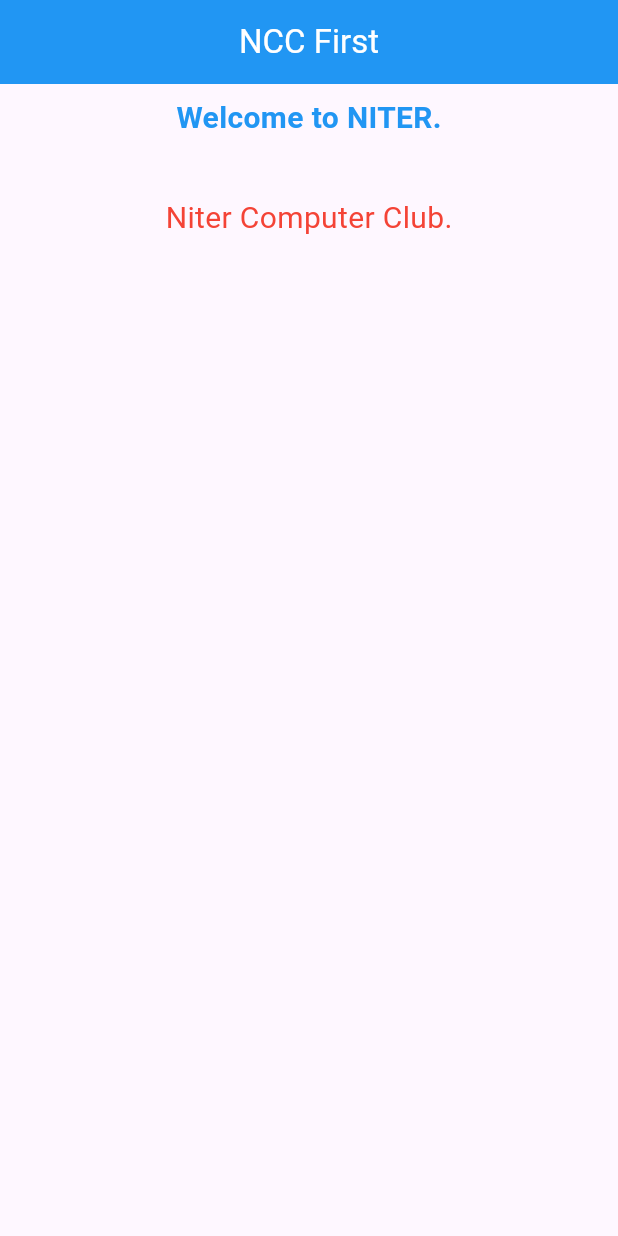
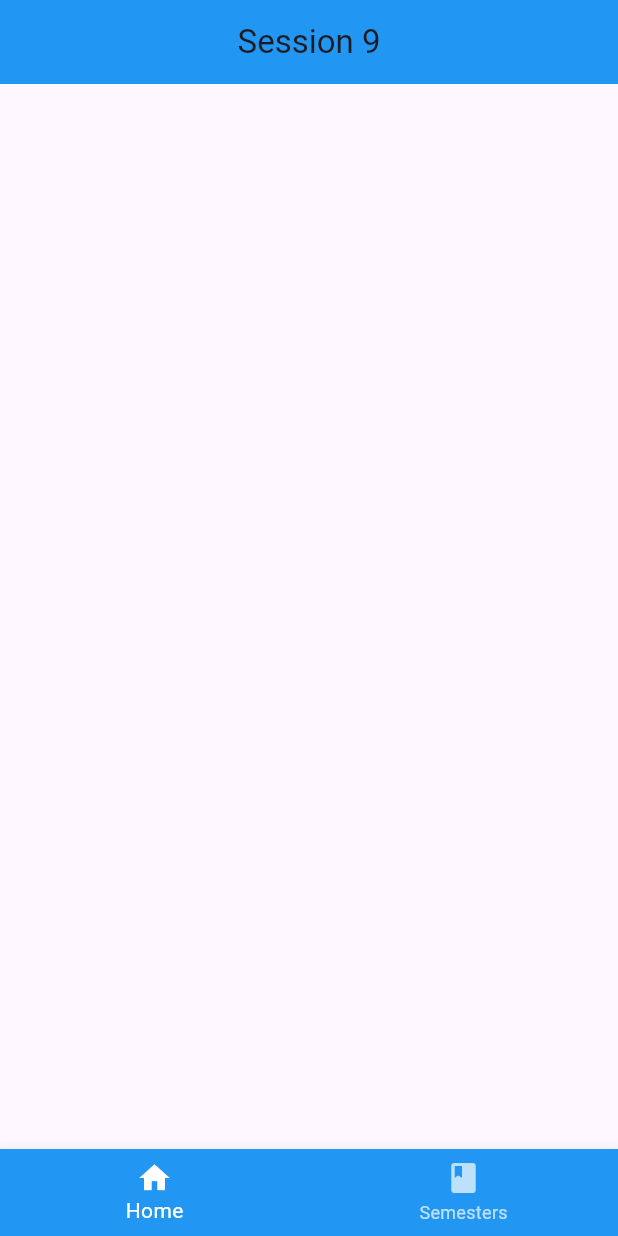
Before and after one commit to santo-bot/flutter_ncc_demo, a Flutter app: the screen it shows after launch, on a phone screen of 412 x 824 dp. Run offline on Flutter 3.47's test engine with Material 3 defaults, Android fonts, the phone set to English and light mode, and no system bars.

Commit message:
Initial commit – adding Flutter NCC demo

```diff
--- a/lib/main.dart
+++ b/lib/main.dart
@@ -1,9 +1,12 @@
 import 'package:flutter/cupertino.dart';
 import 'package:flutter/material.dart';
+import 'package:ncc_first/pages/HomePage.dart';
+
 
 void main(){
   runApp(MyApp());
 }
+
 
 class MyApp extends StatelessWidget{
   @override
@@ -15,50 +18,5 @@
     );
   }
 
-}
-
-class HomePage extends StatelessWidget{
-  @override
-  Widget build(BuildContext context) {
-    // TODO: implement build
-    return Scaffold(
-      appBar: AppBar(
-      title: Text("NCC First",style: TextStyle(
-        color: Colors.white,
-      ),),
-      centerTitle: true,
-      backgroundColor: Colors.blue,
-    ),
-
-      body: Column(
-        children: [
-          Padding(
-            padding: const EdgeInsets.all(8),
-            child: Center(
-              child: Text("Welcome to NITER." ,style: TextStyle(
-                fontSize: 20,
-                fontWeight: FontWeight.bold,
-                color: Colors.blue,
-              ),
-              ),
-            ),
-          ),
-
-          SizedBox(height: 30,),
-
-          Text("Niter Computer Club.",style: TextStyle(
-            fontSize: 20,
-            color: Colors.red,
-          ),),
-
-
-        ],
-      ),
-
-
-
-    );
-
-  }
 
 }
--- /dev/null
+++ b/lib/pages/DisplayHomePage.dart
@@ -0,0 +1,12 @@
+import 'package:flutter/cupertino.dart';
+import 'package:flutter/material.dart';
+
+class DisplayHomePage extends StatelessWidget{
+  @override
+  Widget build(BuildContext context) {
+    // TODO: implement build
+    return Scaffold(
+
+    );
+  }
+}
--- /dev/null
+++ b/lib/pages/HomePage.dart
@@ -0,0 +1,51 @@
+import 'package:flutter/material.dart';
+
+import 'DisplayHomePage.dart';
+import 'SemesterPagee.dart';
+
+
+class HomePage extends StatelessWidget {
+  const HomePage({super.key});
+
+  @override
+  Widget build(BuildContext context) {
+    return Scaffold(
+      appBar: AppBar(
+        title: const Text("Session 9"),
+        centerTitle: true,
+        backgroundColor: Colors.blue,
+      ),
+body: DisplayHomePage(),
+
+
+      bottomNavigationBar: BottomNavigationBar(
+        backgroundColor: Colors.blue,
+        selectedItemColor: Colors.white,
+        unselectedItemColor: Colors.white70,
+        items: const [
+          BottomNavigationBarItem(
+            icon: Icon(Icons.home),
+            label: "Home",
+          ),
+          BottomNavigationBarItem(
+            icon: Icon(Icons.book),
+            label: "Semesters",
+          ),
+        ],
+        onTap: (index) {
+          if (index == 0) {
+            ScaffoldMessenger.of(context).showSnackBar(
+              const SnackBar(content: Text("This is Home Page")),
+            );
+          }
+else if (index==1){
+  Navigator.push(context, MaterialPageRoute(builder: (context)=>SemesterPage()));
+          }
+
+
+
+        },
+      ),
+    );
+  }
+}
```
Also changed, not shown: lib/pages/Sem1.dart (added, +52 -0 lines), lib/pages/SemesterPagee.dart (added, +40 -0 lines), lib/pages/sem2.dart (added, +13 -0 lines), 1 other file.
